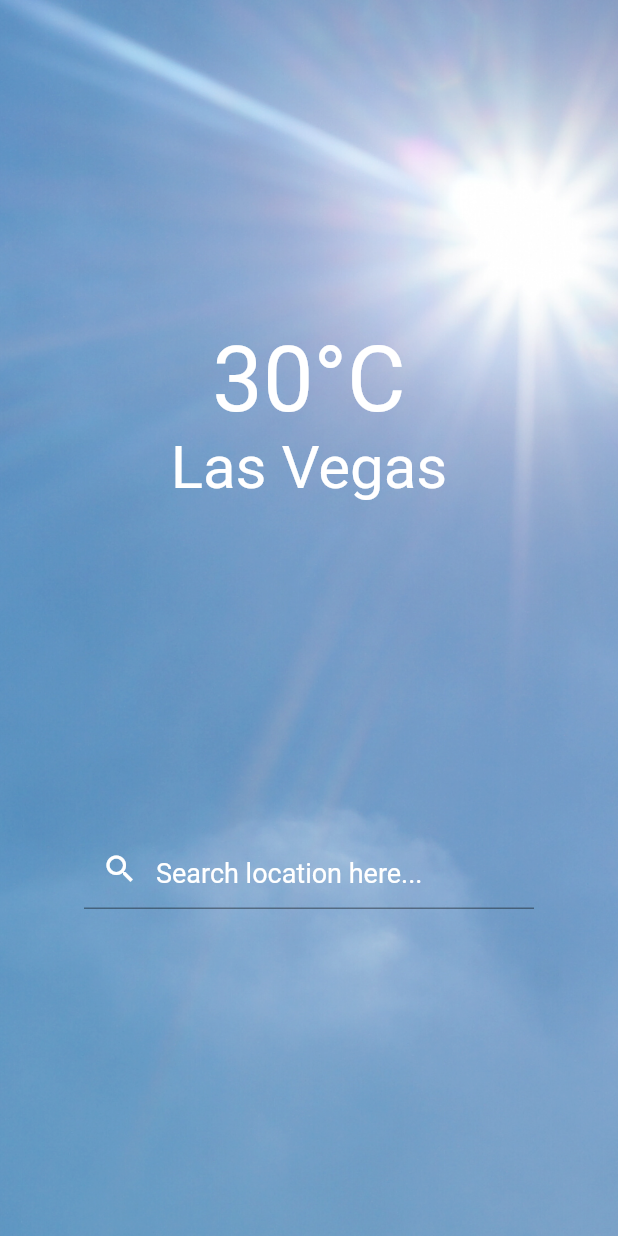
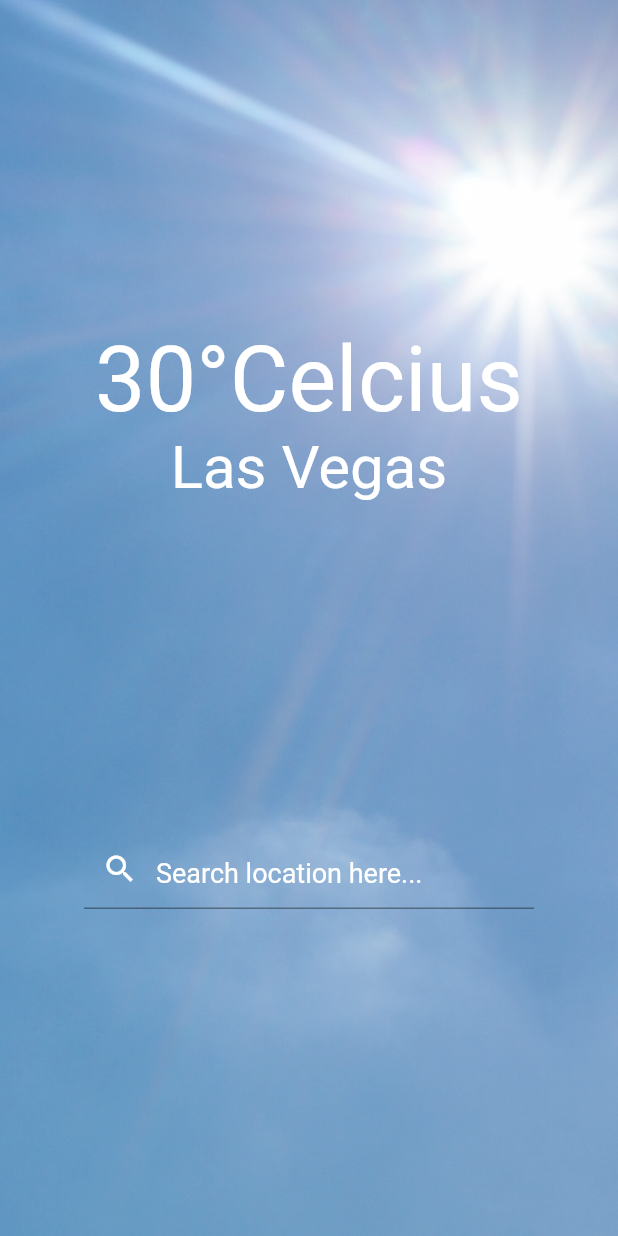
Before and after one commit to pjy4183/FlutterProject, a Flutter app: the screen it shows after launch, on a phone screen of 412 x 824 dp. Run offline on Flutter 3.47's test engine with Material 2 defaults, Android fonts, the phone set to English and light mode, and no system bars; our stand-ins replace sqflite; accounts and stored records are empty.

Commit message:
Update main.dart

```diff
--- a/weatherwithu/lib/main.dart
+++ b/weatherwithu/lib/main.dart
@@ -32,7 +32,7 @@ class _MyAppState extends State<MyApp> {
                 children: <Widget>[
                   Center(
                     child: Text(
-                      temperature.toString() + '°C',
+                      temperature.toString() + '°Celcius',
                       style: TextStyle(color: Colors.white, fontSize: 60),
                     ),
                   ),
```
